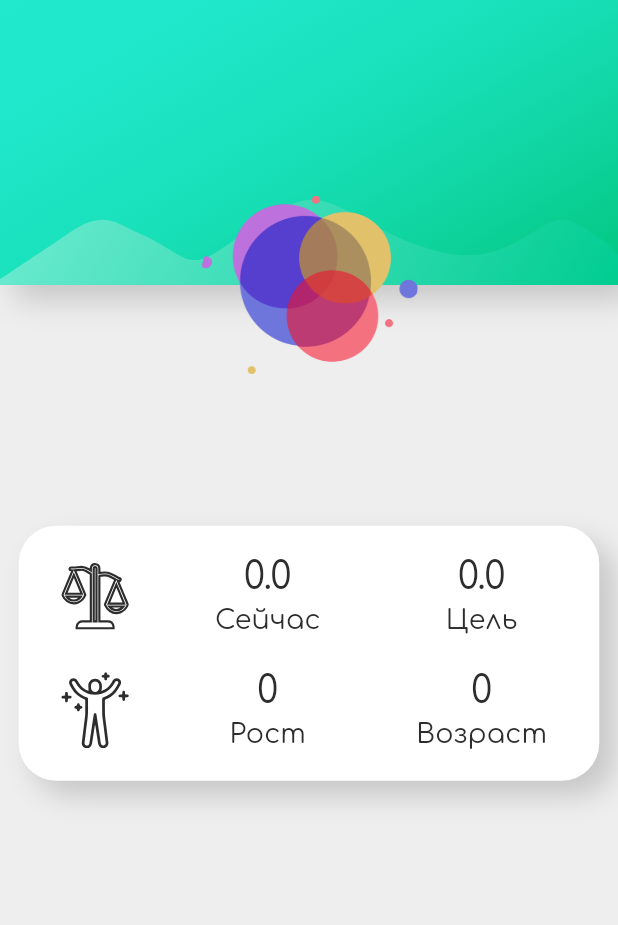
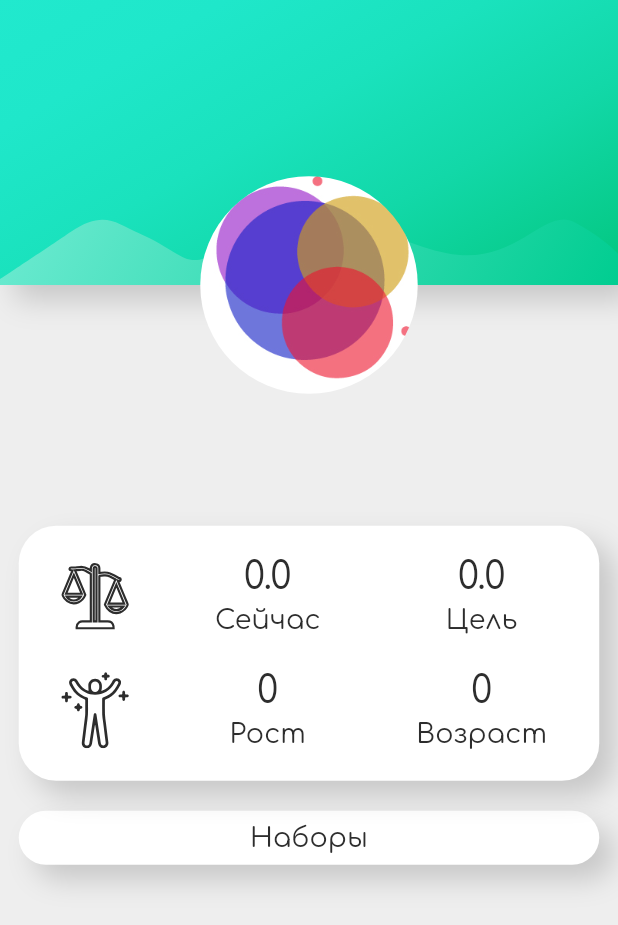
Before and after one commit to Zasuherka/MyCalories, a Flutter app: the WorkoutMenuPage screen opened directly, after a tap on "Мой тренер", on a phone screen of 412 x 824 dp. Shown: the top 925 px of the screen. Run offline on Flutter 3.47's test engine with Material 3 defaults, Android fonts, the phone set to English and light mode, and no system bars; our stand-ins replace auto_route, bloc, bloc_concurrency, connectivity_plus, firebase_auth, firebase_core and 8 more; accounts and stored records are empty; generated files the repository leaves out were written again.

Commit message:
start develop coach_collections_page

```diff
--- a/lib/data/repository/coach_repository.dart
+++ b/lib/data/repository/coach_repository.dart
@@ -29,6 +29,10 @@ class CoachRepository {
       if(appUserDto == null){
         throw Exception('this coach does not exist');
       }
+      return appUserDto.toAppUser();
+    }
+    catch(error){
+      rethrow;
     }
   }
 
--- a/lib/internal/bloc/coach/coach_bloc.dart
+++ b/lib/internal/bloc/coach/coach_bloc.dart
@@ -48,13 +48,17 @@ class CoachBloc extends Bloc<CoachEvent, CoachState> {
   }
 
   Future<void> _getCoachInfo(Emitter<CoachState> emitter) async{
-    if(coachId == null) emitter(const CoachState.coachIsNull());
+    emitter(const CoachState.loading());
+    if(coachId == null){
+      emitter(const CoachState.coachIsNull());
+      return;
+    }
     try{
-      localUser = await _coachRepository.;
+      coach = await _coachRepository.getCoachInfo(coachId!);
       emitter(const CoachState.success());
     }
     catch(error){
-      emitter(const CoachState.error(errorMessage: 'Не удалось обновить информацию о localUser'));
+      emitter(const CoachState.error(errorMessage: 'Не удалось получить информацию о тренере'));
     }
   }
 
--- a/lib/main.dart
+++ b/lib/main.dart
@@ -19,10 +19,6 @@ import 'package:firebase_core/firebase_core.dart';
 import 'package:flutter/material.dart';
 import 'package:flutter_bloc/flutter_bloc.dart';
 import 'package:flutter_gen/gen_l10n/app_localizations.dart';
-///TODO | ИЗМЕНИТЬ ПИСЬМО ПРИХОДЯЩЕЕ НА ПОЧТУ | Сделать валидацию при регистрации |
-///TODO Сделать везде проверку на инет и вылет окна ошибки(Делать с помощью структуры
-///TODO try catch(throw))
-///TODO При редакстировании еды, создаётся новая или нет(нужно потестить и разобраться)
 
 
 void main() async{
--- a/lib/presentation/pages/my_coach_page/coach_page.dart
+++ b/lib/presentation/pages/my_coach_page/coach_page.dart
@@ -1,6 +1,7 @@
 import 'package:app1/internal/bloc/coach/coach_bloc.dart';
 import 'package:app1/presentation/constants.dart';
 import 'package:app1/presentation/router/router.dart';
+import 'package:app1/presentation/widgets/custom_buttons/primary_app_button.dart';
 import 'package:auto_route/auto_route.dart';
 import 'package:flutter/material.dart';
 import 'package:flutter_bloc/flutter_bloc.dart';
@@ -13,15 +14,13 @@ class CoachPage extends StatelessWidget {
   @override
   Widget build(BuildContext context) {
     const Widget verticalOffset = SliverToBoxAdapter(
-      child: SizedBox(
-          height: 10
-      ),
+      child: SizedBox(height: 10),
     );
     final coachBloc = context.read<CoachBloc>();
     return Scaffold(
         resizeToAvoidBottomInset: false,
         body: BlocBuilder<CoachBloc, CoachState>(
-          builder: (BuildContext context, CoachState state){
+          builder: (BuildContext context, CoachState state) {
             return CustomScrollView(
               physics: const RangeMaintainingScrollPhysics(),
               slivers: <Widget>[
@@ -36,22 +35,26 @@ class CoachPage extends StatelessWidget {
                           child: SvgPicture.asset(
                             'images/waves.svg',
                             fit: BoxFit.cover,
-                            colorFilter: const ColorFilter.mode(
-                                Colors.transparent, BlendMode.color),
-                          )
-                      ),
+                            colorFilter:
+                                const ColorFilter.mode(Colors.transparent, BlendMode.color),
+                          )),
                       Padding(
-                        padding: EdgeInsets.only(top: 117.5, left: screenWidth/2 - 145/2),
+                        padding: EdgeInsets.only(top: 117.5, left: screenWidth / 2 - 145 / 2),
                         child: SizedBox(
                           height: 145,
                           width: 145,
                           child: ClipOval(
                             child: coachBloc.coach?.urlAvatar?.contains('http') ?? false
                                 ? Image.network(
-                              'https://sun9-64.userapi.com/impg/Ab1TSqAT0YQuWbHPbCzTyMR1LF28_lMaIBuopQ/aK_DWhAKmBk.jpg?size=1440x2160&quality=95&sign=ad7649c02922d09a2565dc10b7a224a8&type=album',
+                                    coachBloc.coach!.urlAvatar!,
                                     fit: BoxFit.cover,
                                   )
-                                : Image.asset('images/icon.png'),
+                                : Image.asset(
+                                    'images/icon.jpg',
+                                    height: 145,
+                                    width: 145,
+                                    fit: BoxFit.cover,
+                                  ),
                           ),
                         ),
                       ),
@@ -60,22 +63,17 @@ class CoachPage extends StatelessWidget {
                 ),
                 verticalOffset,
                 SliverToBoxAdapter(
-                  child: Text(
-                      coachBloc.coach?.name ?? '',
+                  child: Text(coachBloc.coach?.name ?? '',
                       textAlign: TextAlign.center,
                       overflow: TextOverflow.ellipsis,
-                      style: Theme.of(context).textTheme.titleLarge
-                  ),
+                      style: Theme.of(context).textTheme.titleLarge),
                 ),
                 verticalOffset,
                 SliverToBoxAdapter(
-                    child: Text(
-                        coachBloc.coach?.email ?? '',
+                    child: Text(coachBloc.coach?.email ?? '',
                         textAlign: TextAlign.center,
                         overflow: TextOverflow.ellipsis,
-                        style: Theme.of(context).textTheme.titleSmall
-                    )
-                ),
+                        style: Theme.of(context).textTheme.titleSmall)),
                 verticalOffset,
                 SliverToBoxAdapter(
                   child: GestureDetector(
@@ -101,7 +99,8 @@ class CoachPage extends StatelessWidget {
                                   child: SvgPicture.asset(
                                     'images/weight.svg',
                                     width: 45,
-                                    colorFilter: const ColorFilter.mode(AppColors.secondaryTextColor, BlendMode.srcIn),
+                                    colorFilter: const ColorFilter.mode(
+                                        AppColors.secondaryTextColor, BlendMode.srcIn),
                                   ),
                                 ),
                                 const Spacer(flex: 3),
@@ -111,16 +110,12 @@ class CoachPage extends StatelessWidget {
                                     mainAxisAlignment: MainAxisAlignment.spaceAround,
                                     crossAxisAlignment: CrossAxisAlignment.center,
                                     children: [
-                                      Text(
-                                          coachBloc.coach?.weightNow.toString() ?? '—',
+                                      Text(coachBloc.coach?.weightNow?.toString() ?? '—',
                                           overflow: TextOverflow.ellipsis,
-                                          style: Theme.of(context).textTheme.titleLarge
-                                      ),
-                                      Text(
-                                          'Сейчас',
+                                          style: Theme.of(context).textTheme.titleLarge),
+                                      Text('Сейчас',
                                           overflow: TextOverflow.ellipsis,
-                                          style: Theme.of(context).textTheme.titleSmall
-                                      ),
+                                          style: Theme.of(context).textTheme.titleSmall),
                                     ],
                                   ),
                                 ),
@@ -131,16 +126,12 @@ class CoachPage extends StatelessWidget {
                                     mainAxisAlignment: MainAxisAlignment.spaceAround,
                                     crossAxisAlignment: CrossAxisAlignment.center,
                                     children: [
-                                      Text(
-                                          coachBloc.coach?.weightGoal.toString() ?? '—',
+                                      Text(coachBloc.coach?.weightGoal?.toString() ?? '—',
                                           overflow: TextOverflow.ellipsis,
-                                          style: Theme.of(context).textTheme.titleLarge
-                                      ),
-                                      Text(
-                                          'Цель',
+                                          style: Theme.of(context).textTheme.titleLarge),
+                                      Text('Цель',
                                           overflow: TextOverflow.ellipsis,
-                                          style: Theme.of(context).textTheme.titleSmall
-                                      ),
+                                          style: Theme.of(context).textTheme.titleSmall),
                                     ],
                                   ),
                                 ),
@@ -155,7 +146,8 @@ class CoachPage extends StatelessWidget {
                                 SvgPicture.asset(
                                   'images/people.svg',
                                   width: 45,
-                                  colorFilter: const ColorFilter.mode(AppColors.secondaryTextColor, BlendMode.srcIn),
+                                  colorFilter: const ColorFilter.mode(
+                                      AppColors.secondaryTextColor, BlendMode.srcIn),
                                 ),
                                 const Spacer(flex: 3),
                                 SizedBox(
@@ -164,16 +156,12 @@ class CoachPage extends StatelessWidget {
                                     mainAxisAlignment: MainAxisAlignment.spaceAround,
                                     crossAxisAlignment: CrossAxisAlignment.center,
                                     children: [
-                                      Text(
-                                          coachBloc.coach?.height.toString() ?? '—',
+                                      Text(coachBloc.coach?.height?.toString() ?? '—',
                                           overflow: TextOverflow.ellipsis,
-                                          style: Theme.of(context).textTheme.titleLarge
-                                      ),
-                                      Text(
-                                          'Рост',
+                                          style: Theme.of(context).textTheme.titleLarge),
+                                      Text('Рост',
                                           overflow: TextOverflow.ellipsis,
-                                          style: Theme.of(context).textTheme.titleSmall
-                                      ),
+                                          style: Theme.of(context).textTheme.titleSmall),
                                     ],
                                   ),
                                 ),
@@ -185,15 +173,13 @@ class CoachPage extends StatelessWidget {
                                     crossAxisAlignment: CrossAxisAlignment.center,
                                     children: [
                                       Text(
-                                          coachBloc.coach?.age.toString() ?? '—',
+                                        coachBloc.coach?.age?.toString() ?? '—',
                                         overflow: TextOverflow.ellipsis,
                                         style: Theme.of(context).textTheme.titleLarge,
                                       ),
-                                      Text(
-                                          'Возраст',
+                                      Text('Возраст',
                                           overflow: TextOverflow.ellipsis,
-                                          style: Theme.of(context).textTheme.titleSmall
-                                      ),
+                                          style: Theme.of(context).textTheme.titleSmall),
                                     ],
                                   ),
                                 ),
@@ -202,15 +188,29 @@ class CoachPage extends StatelessWidget {
                             ),
                             const Spacer()
                           ],
-                        )
+                        )),
                   ),
                 ),
+                verticalOffset,
+                verticalOffset,
+                SliverToBoxAdapter(
+                  child: PrimaryAppButton(
+                    onTap: () {
+
+                    },
+                    margin: const EdgeInsets.symmetric(horizontal: 12.5),
+                    padding: const EdgeInsets.symmetric(vertical: 5),
+                    withColor: true,
+                    child: Text(
+                      'Наборы',
+                      style: Theme.of(context).textTheme.titleSmall,
                     ),
+                  ),
+                )
                 //const SliverToBoxAdapter(child: News())
               ],
             );
           },
-        )
-    );
+        ));
   }
 }
--- a/lib/presentation/pages/my_coach_page/my_coach_page.dart
+++ b/lib/presentation/pages/my_coach_page/my_coach_page.dart
@@ -12,13 +12,10 @@ class MyCoachPage extends StatelessWidget {
   @override
   Widget build(BuildContext context) {
     final CoachBloc coachBloc = context.read<CoachBloc>();
-    return BlocBuilder<CoachBloc, CoachState>(
-      builder: (BuildContext context, CoachState state){
-        if (coachBloc.coachId == null) {
-          return const SearchCoachPage();
-        }
-        return const CoachPage();
-      },
-    );
+    if (coachBloc.coachId == null) {
+      return const SearchCoachPage();
+    }
+    coachBloc.add(const CoachEvent.getCoachInfo());
+    return const CoachPage();
   }
 }
--- a/lib/presentation/pages/profile_page/profile_page.dart
+++ b/lib/presentation/pages/profile_page/profile_page.dart
@@ -60,9 +60,9 @@ class ProfilePage extends StatelessWidget {
                     child: BlocBuilder<UserImageBloc, UserImageState>(
                         builder: (context, state){
                           state.whenOrNull(
-                              // initial: () {
-                              //   BlocProvider.of<UserImageBloc>(context).add(LoadImageEvent());
-                              // },
+                            // initial: () {
+                            //   BlocProvider.of<UserImageBloc>(context).add(LoadImageEvent());
+                            // },
                               loadImage: (image) {
                                 avatar = Image.file(image);
                                 avatarIsNotNull = true;
```
Also changed, not shown: lib/data/repository/image_repository.dart (+3 -6 lines), lib/presentation/pages/coach_collections_page/coach_collections_page.dart (added, +280 -0 lines), lib/presentation/pages/main_page.dart (+28 -19 lines). Lines whose indentation alone changed are shown as unchanged.
